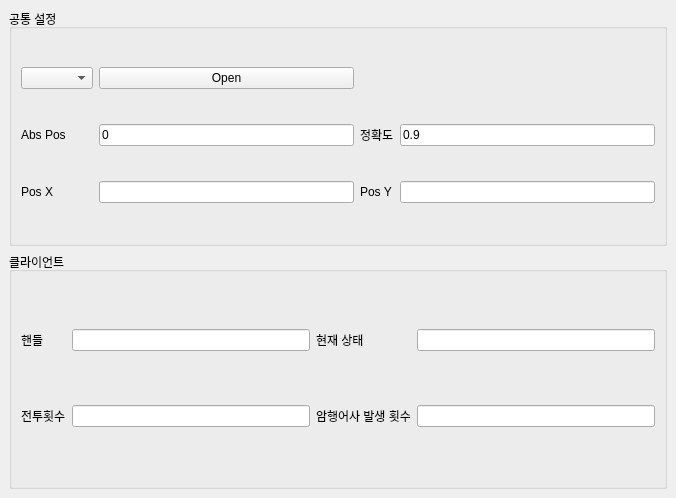
KimByungSu1/pythonProject, file UI/test.ui: the form before one commit.
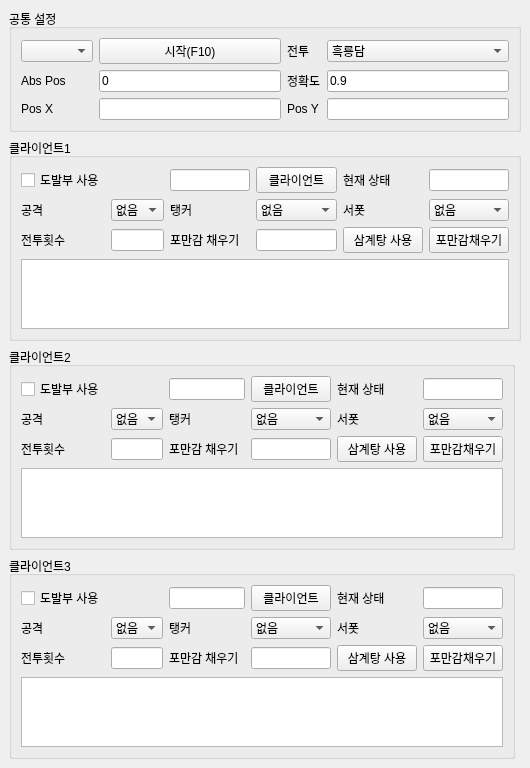
The form after the commit.

```diff
--- a/UI/test.ui
+++ b/UI/test.ui
@@ -6,8 +6,8 @@
    <rect>
     <x>0</x>
     <y>0</y>
-    <width>676</width>
-    <height>498</height>
+    <width>530</width>
+    <height>704</height>
    </rect>
   </property>
   <property name="windowTitle">
@@ -18,13 +18,38 @@
     <item row="1" column="0" colspan="2">
      <widget class="QGroupBox" name="groupBox">
       <property name="title">
-       <string>클라이언트</string>
+       <string>클라이언트1</string>
       </property>
       <layout class="QGridLayout" name="gridLayout_5">
-       <item row="1" column="1">
-        <widget class="QLineEdit" name="lineEdit_3"/>
+       <item row="6" column="0" colspan="7">
+        <widget class="QTextEdit" name="te_clientLog_1">
+         <property name="readOnly">
+          <bool>true</bool>
+         </property>
+        </widget>
+       </item>
+       <item row="1" column="4">
+        <widget class="QComboBox" name="cb_tanker_1">
+         <item>
+          <property name="text">
+           <string>없음</string>
+          </property>
+         </item>
+         <item>
+          <property name="text">
+           <string>항삼</string>
+          </property>
+         </item>
+        </widget>
        </item>
        <item row="1" column="0">
+        <widget class="QLabel" name="label_9">
+         <property name="text">
+          <string>공격</string>
+         </property>
+        </widget>
+       </item>
+       <item row="3" column="0">
         <widget class="QLabel" name="label_7">
          <property name="text">
           <string>전투횟수</string>
@@ -32,34 +57,110 @@
         </widget>
        </item>
        <item row="1" column="3">
-        <widget class="QLineEdit" name="lineEdit_4"/>
+        <widget class="QLabel" name="label_10">
+         <property name="text">
+          <string>탱커</string>
+         </property>
+        </widget>
+       </item>
+       <item row="1" column="5">
+        <widget class="QLabel" name="label_15">
+         <property name="text">
+          <string>서폿</string>
+         </property>
+        </widget>
        </item>
        <item row="0" column="0">
-        <widget class="QLabel" name="label_5">
+        <widget class="QCheckBox" name="chkb_dobalbu_1">
          <property name="text">
-          <string>핸들</string>
+          <string>도발부 사용</string>
          </property>
         </widget>
        </item>
-       <item row="0" column="1">
-        <widget class="QLineEdit" name="lineEdit"/>
+       <item row="3" column="6">
+        <widget class="QPushButton" name="pb_useSnack_1">
+         <property name="text">
+          <string>포만감채우기</string>
+         </property>
+        </widget>
        </item>
-       <item row="1" column="2">
-        <widget class="QLabel" name="label_8">
+       <item row="1" column="6">
+        <widget class="QComboBox" name="cb_support_1">
+         <item>
+          <property name="text">
+           <string>없음</string>
+          </property>
+         </item>
+         <item>
+          <property name="text">
+           <string>음양</string>
+          </property>
+         </item>
+         <item>
+          <property name="text">
+           <string>대남</string>
+          </property>
+         </item>
+         <item>
+          <property name="text">
+           <string>미실</string>
+          </property>
+         </item>
+        </widget>
+       </item>
+       <item row="3" column="3">
+        <widget class="QLabel" name="label_32">
          <property name="text">
-          <string>암행어사 발생 횟수</string>
+          <string>포만감 채우기</string>
          </property>
         </widget>
        </item>
-       <item row="0" column="2">
+       <item row="3" column="1" colspan="2">
+        <widget class="QLineEdit" name="le_battleCount_1"/>
+       </item>
+       <item row="3" column="5">
+        <widget class="QPushButton" name="pb_useChicken_1">
+         <property name="text">
+          <string>삼계탕 사용</string>
+         </property>
+        </widget>
+       </item>
+       <item row="3" column="4">
+        <widget class="QLineEdit" name="le_snackCount_1"/>
+       </item>
+       <item row="0" column="6">
+        <widget class="QLineEdit" name="le_status_1"/>
+       </item>
+       <item row="0" column="5">
         <widget class="QLabel" name="label_6">
          <property name="text">
           <string>현재 상태</string>
          </property>
         </widget>
        </item>
+       <item row="0" column="4">
+        <widget class="QPushButton" name="pb_client_1">
+         <property name="text">
+          <string>클라이언트</string>
+         </property>
+        </widget>
+       </item>
        <item row="0" column="3">
-        <widget class="QLineEdit" name="lineEdit_2"/>
+        <widget class="QLineEdit" name="le_handle_1"/>
+       </item>
+       <item row="1" column="1" colspan="2">
+        <widget class="QComboBox" name="cb_attacker_1">
+         <item>
+          <property name="text">
+           <string>없음</string>
+          </property>
+         </item>
+         <item>
+          <property name="text">
+           <string>증장</string>
+          </property>
+         </item>
+        </widget>
        </item>
       </layout>
      </widget>
@@ -70,6 +171,15 @@
        <string>공통 설정</string>
       </property>
       <layout class="QGridLayout" name="gridLayout_3">
+       <item row="0" column="6">
+        <widget class="QComboBox" name="cb_battleMapList">
+         <item>
+          <property name="text">
+           <string>흑룡담</string>
+          </property>
+         </item>
+        </widget>
+       </item>
        <item row="2" column="1">
         <widget class="QLabel" name="label">
          <property name="text">
@@ -77,10 +187,10 @@
          </property>
         </widget>
        </item>
-       <item row="1" column="5">
-        <widget class="QLabel" name="label_4">
+       <item row="1" column="4">
+        <widget class="QLineEdit" name="le_monitorPos">
          <property name="text">
-          <string>정확도</string>
+          <string>0</string>
          </property>
         </widget>
        </item>
@@ -91,10 +201,24 @@
          </property>
         </widget>
        </item>
-       <item row="1" column="4">
-        <widget class="QLineEdit" name="le_monitorPos">
+       <item row="1" column="6">
+        <widget class="QLineEdit" name="le_Accuracy">
          <property name="text">
-          <string>0</string>
+          <string>0.9</string>
+         </property>
+        </widget>
+       </item>
+       <item row="0" column="5">
+        <widget class="QLabel" name="label_11">
+         <property name="text">
+          <string>전투</string>
+         </property>
+        </widget>
+       </item>
+       <item row="1" column="5">
+        <widget class="QLabel" name="label_4">
+         <property name="text">
+          <string>정확도</string>
          </property>
         </widget>
        </item>
@@ -105,27 +229,320 @@
          </property>
         </widget>
        </item>
-       <item row="2" column="6">
-        <widget class="QLineEdit" name="le_posY"/>
+       <item row="0" column="4">
+        <widget class="QPushButton" name="pb_start">
+         <property name="text">
+          <string>시작(F10)</string>
+         </property>
+        </widget>
        </item>
        <item row="2" column="4">
         <widget class="QLineEdit" name="le_posX"/>
        </item>
-       <item row="1" column="6">
-        <widget class="QLineEdit" name="le_Accuracy">
-         <property name="text">
-          <string>0.9</string>
-         </property>
-        </widget>
+       <item row="2" column="6">
+        <widget class="QLineEdit" name="le_posY"/>
        </item>
        <item row="0" column="1">
         <widget class="QComboBox" name="cb_comport"/>
        </item>
+      </layout>
+     </widget>
+    </item>
+    <item row="2" column="0">
+     <widget class="QGroupBox" name="groupBox_2">
+      <property name="title">
+       <string>클라이언트2</string>
+      </property>
+      <layout class="QGridLayout" name="gridLayout_6">
+       <item row="6" column="0" colspan="7">
+        <widget class="QTextEdit" name="te_clientLog_2">
+         <property name="readOnly">
+          <bool>true</bool>
+         </property>
+        </widget>
+       </item>
+       <item row="1" column="4">
+        <widget class="QComboBox" name="cb_tanker_2">
+         <item>
+          <property name="text">
+           <string>없음</string>
+          </property>
+         </item>
+         <item>
+          <property name="text">
+           <string>항삼</string>
+          </property>
+         </item>
+        </widget>
+       </item>
+       <item row="1" column="0">
+        <widget class="QLabel" name="label_12">
+         <property name="text">
+          <string>공격</string>
+         </property>
+        </widget>
+       </item>
+       <item row="3" column="0">
+        <widget class="QLabel" name="label_8">
+         <property name="text">
+          <string>전투횟수</string>
+         </property>
+        </widget>
+       </item>
+       <item row="1" column="3">
+        <widget class="QLabel" name="label_13">
+         <property name="text">
+          <string>탱커</string>
+         </property>
+        </widget>
+       </item>
+       <item row="1" column="5">
+        <widget class="QLabel" name="label_16">
+         <property name="text">
+          <string>서폿</string>
+         </property>
+        </widget>
+       </item>
+       <item row="0" column="0">
+        <widget class="QCheckBox" name="chkb_dobalbu_2">
+         <property name="text">
+          <string>도발부 사용</string>
+         </property>
+        </widget>
+       </item>
+       <item row="3" column="6">
+        <widget class="QPushButton" name="pb_useSnack_2">
+         <property name="text">
+          <string>포만감채우기</string>
+         </property>
+        </widget>
+       </item>
+       <item row="1" column="6">
+        <widget class="QComboBox" name="cb_support_2">
+         <item>
+          <property name="text">
+           <string>없음</string>
+          </property>
+         </item>
+         <item>
+          <property name="text">
+           <string>음양</string>
+          </property>
+         </item>
+         <item>
+          <property name="text">
+           <string>대남</string>
+          </property>
+         </item>
+         <item>
+          <property name="text">
+           <string>미실</string>
+          </property>
+         </item>
+        </widget>
+       </item>
+       <item row="3" column="3">
+        <widget class="QLabel" name="label_33">
+         <property name="text">
+          <string>포만감 채우기</string>
+         </property>
+        </widget>
+       </item>
+       <item row="3" column="1" colspan="2">
+        <widget class="QLineEdit" name="le_battleCount_2"/>
+       </item>
+       <item row="3" column="5">
+        <widget class="QPushButton" name="pb_useChicken_2">
+         <property name="text">
+          <string>삼계탕 사용</string>
+         </property>
+        </widget>
+       </item>
+       <item row="3" column="4">
+        <widget class="QLineEdit" name="le_snackCount_2"/>
+       </item>
+       <item row="0" column="6">
+        <widget class="QLineEdit" name="le_status_2"/>
+       </item>
+       <item row="0" column="5">
+        <widget class="QLabel" name="label_14">
+         <property name="text">
+          <string>현재 상태</string>
+         </property>
+        </widget>
+       </item>
        <item row="0" column="4">
-        <widget class="QPushButton" name="pb_open">
+        <widget class="QPushButton" name="pb_client_2">
          <property name="text">
-          <string>Open</string>
+          <string>클라이언트</string>
          </property>
+        </widget>
+       </item>
+       <item row="0" column="3">
+        <widget class="QLineEdit" name="le_handle_2"/>
+       </item>
+       <item row="1" column="1" colspan="2">
+        <widget class="QComboBox" name="cb_attacker_2">
+         <item>
+          <property name="text">
+           <string>없음</string>
+          </property>
+         </item>
+         <item>
+          <property name="text">
+           <string>증장</string>
+          </property>
+         </item>
+        </widget>
+       </item>
+      </layout>
+     </widget>
+    </item>
+    <item row="3" column="0">
+     <widget class="QGroupBox" name="groupBox_3">
+      <property name="title">
+       <string>클라이언트3</string>
+      </property>
+      <layout class="QGridLayout" name="gridLayout_7">
+       <item row="6" column="0" colspan="7">
+        <widget class="QTextEdit" name="te_clientLog_3">
+         <property name="readOnly">
+          <bool>true</bool>
+         </property>
+        </widget>
+       </item>
+       <item row="1" column="4">
+        <widget class="QComboBox" name="cb_tanker_3">
+         <item>
+          <property name="text">
+           <string>없음</string>
+          </property>
+         </item>
+         <item>
+          <property name="text">
+           <string>항삼</string>
+          </property>
+         </item>
+        </widget>
+       </item>
+       <item row="1" column="0">
+        <widget class="QLabel" name="label_18">
+         <property name="text">
+          <string>공격</string>
+         </property>
+        </widget>
+       </item>
+       <item row="3" column="0">
+        <widget class="QLabel" name="label_19">
+         <property name="text">
+          <string>전투횟수</string>
+         </property>
+        </widget>
+       </item>
+       <item row="1" column="3">
+        <widget class="QLabel" name="label_20">
+         <property name="text">
+          <string>탱커</string>
+         </property>
+        </widget>
+       </item>
+       <item row="1" column="5">
+        <widget class="QLabel" name="label_21">
+         <property name="text">
+          <string>서폿</string>
+         </property>
+        </widget>
+       </item>
+       <item row="0" column="0">
+        <widget class="QCheckBox" name="chkb_dobalbu_3">
+         <property name="text">
+          <string>도발부 사용</string>
+         </property>
+        </widget>
+       </item>
+       <item row="3" column="6">
+        <widget class="QPushButton" name="pb_useSnack_3">
+         <property name="text">
+          <string>포만감채우기</string>
+         </property>
+        </widget>
+       </item>
+       <item row="1" column="6">
+        <widget class="QComboBox" name="cb_support_3">
+         <item>
+          <property name="text">
+           <string>없음</string>
+          </property>
+         </item>
+         <item>
+          <property name="text">
+           <string>음양</string>
+          </property>
+         </item>
+         <item>
+          <property name="text">
+           <string>대남</string>
+          </property>
+         </item>
+         <item>
+          <property name="text">
+           <string>미실</string>
+          </property>
+         </item>
+        </widget>
+       </item>
+       <item row="3" column="3">
+        <widget class="QLabel" name="label_34">
+         <property name="text">
+          <string>포만감 채우기</string>
+         </property>
+        </widget>
+       </item>
+       <item row="3" column="1" colspan="2">
+        <widget class="QLineEdit" name="le_battleCount_3"/>
+       </item>
+       <item row="3" column="5">
+        <widget class="QPushButton" name="pb_useChicken_3">
+         <property name="text">
+          <string>삼계탕 사용</string>
+         </property>
+        </widget>
+       </item>
+       <item row="3" column="4">
+        <widget class="QLineEdit" name="le_snackCount_3"/>
+       </item>
+       <item row="0" column="6">
+        <widget class="QLineEdit" name="le_status_3"/>
+       </item>
+       <item row="0" column="5">
+        <widget class="QLabel" name="label_22">
+         <property name="text">
+          <string>현재 상태</string>
+         </property>
+        </widget>
+       </item>
+       <item row="0" column="4">
+        <widget class="QPushButton" name="pb_client_3">
+         <property name="text">
+          <string>클라이언트</string>
+         </property>
+        </widget>
+       </item>
+       <item row="0" column="3">
+        <widget class="QLineEdit" name="le_handle_3"/>
+       </item>
+       <item row="1" column="1" colspan="2">
+        <widget class="QComboBox" name="cb_attacker_3">
+         <item>
+          <property name="text">
+           <string>없음</string>
+          </property>
+         </item>
+         <item>
+          <property name="text">
+           <string>증장</string>
+          </property>
+         </item>
         </widget>
        </item>
       </layout>
```
